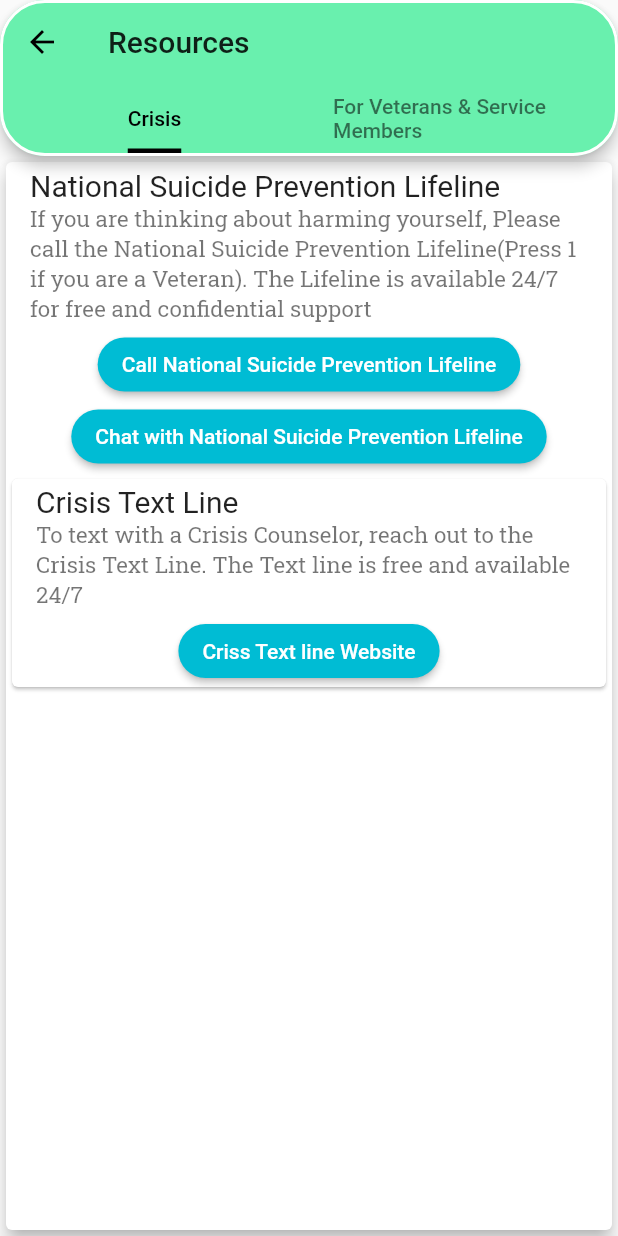
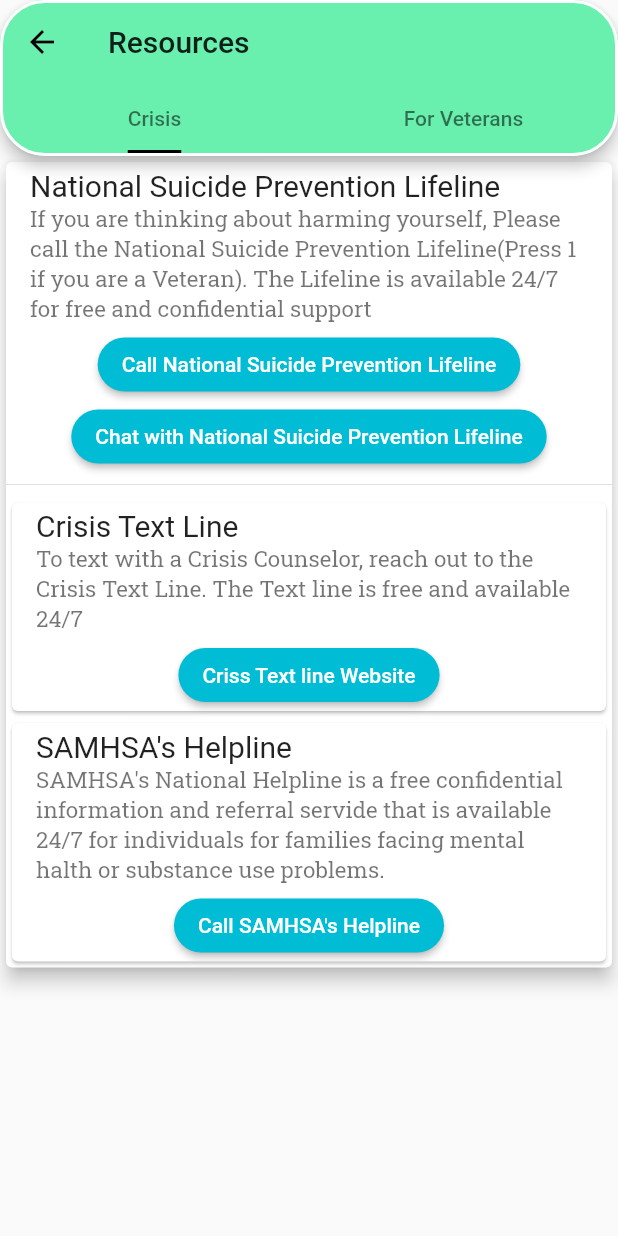
Before and after one commit to Kurama-tech/safety-ui, a Flutter app: the Resources screen opened by its route, on a phone screen of 412 x 824 dp. Run offline on Flutter 3.47's test engine with Material 2 defaults, Android fonts, the phone set to English and light mode, and no system bars; our stand-ins replace date_format, flare_flutter, flutter_local_notifications, flutter_speed_dial, google_fonts, rxdart and 2 more; accounts and stored records are empty; statements that could not run were skipped.

Commit message:
resources added

```diff
--- a/lib/view/resourcesView.dart
+++ b/lib/view/resourcesView.dart
@@ -2,8 +2,7 @@ import 'package:flutter/material.dart';
 import 'package:google_fonts/google_fonts.dart';
 import 'package:url_launcher/url_launcher.dart';
 
-import 'Appointments.dart';
-import 'Medications.dart';
+
 
 class Resources extends StatefulWidget {
   const Resources({key}) : super(key: key);
@@ -30,17 +29,17 @@ class _ResourcesState extends State<Resources> with TickerProviderStateMixin {
             borderRadius: BorderRadius.circular(30),
             side: BorderSide(width: 2, color: Colors.white)),
         bottom: TabBar(
-          indicator: UnderlineTabIndicator(borderSide: BorderSide(width: 5.0)),
+          indicator: UnderlineTabIndicator(borderSide: BorderSide(width: 4.0)),
           indicatorSize: TabBarIndicatorSize.label,
           unselectedLabelColor: Theme.of(context).unselectedWidgetColor,
-          labelColor: Theme.of(context).textTheme.headline4.color,
+          labelColor: Theme.of(context).textTheme.headline3.color,
           controller: _tabController,
           tabs: [
             Tab(
               child: Text("Crisis"),
             ),
             Tab(
-              child: Text("For Veterans & Service Members"),
+              child: Text("For Veterans"),
             ),
           ],
         ),
@@ -48,25 +47,30 @@ class _ResourcesState extends State<Resources> with TickerProviderStateMixin {
       body: TabBarView(
         controller: _tabController,
         children: <Widget>[
+
           Container(
+            child:SingleChildScrollView(
             child: Card(
               elevation: 5,
               clipBehavior: Clip.antiAlias,
               child: Column(children: [
                 ListTile(
-              //leading: Icon(Icons.label_important),
-                  title: const Text('National Suicide Prevention Lifeline',style:TextStyle(fontSize: 20) ,),
+                  //leading: Icon(Icons.label_important),
+                  title: const Text(
+                    'National Suicide Prevention Lifeline',
+                    style: TextStyle(fontSize: 20),
+                  ),
                   subtitle: Text(
                     'If you are thinking about harming yourself, Please call the National Suicide Prevention Lifeline(Press 1 if you are a Veteran). The Lifeline is available 24/7 for free and confidential support ',
-                   style: GoogleFonts.robotoSlab(fontSize: 15.0),
+                    style: GoogleFonts.robotoSlab(fontSize: 15.0),
                   ),
                 ),
                 ElevatedButton(
                   style: ButtonStyle(
-                      backgroundColor:
-                          MaterialStateProperty.all(Colors.cyan),shape: MaterialStateProperty.all<RoundedRectangleBorder>(RoundedRectangleBorder(borderRadius: BorderRadius.circular(18)))),
-
-
+                      backgroundColor: MaterialStateProperty.all(Colors.cyan),
+                      shape: MaterialStateProperty.all<RoundedRectangleBorder>(
+                          RoundedRectangleBorder(
+                              borderRadius: BorderRadius.circular(18)))),
                   onPressed: () {
                     launch('tel:18002738255');
                   },
@@ -74,28 +78,38 @@ class _ResourcesState extends State<Resources> with TickerProviderStateMixin {
                 ),
                 ElevatedButton(
                   style: ButtonStyle(
-                      backgroundColor:
-                          MaterialStateProperty.all(Colors.cyan),shape: MaterialStateProperty.all<RoundedRectangleBorder>(RoundedRectangleBorder(borderRadius: BorderRadius.circular(18)))),
+                      backgroundColor: MaterialStateProperty.all(Colors.cyan),
+                      shape: MaterialStateProperty.all<RoundedRectangleBorder>(
+                          RoundedRectangleBorder(
+                              borderRadius: BorderRadius.circular(18)))),
                   onPressed: () {
                     launch('https://suicidepreventionlifeline.org/chat/');
                   },
                   child: Text("Chat with National Suicide Prevention Lifeline"),
                 ),
+                Divider(),
                 Card(
                   child: Column(children: [
                     ListTile(
                       //leading: Icon(Icons.label_important),
-                      title: const Text('Crisis Text Line',style: TextStyle(fontSize: 20),),
+                      title: const Text(
+                        'Crisis Text Line',
+                        style: TextStyle(fontSize: 20),
+                      ),
                       subtitle: Text(
                         'To text with a Crisis Counselor, reach out to the Crisis Text Line. The Text line is free and available 24/7',
                         style: GoogleFonts.robotoSlab(fontSize: 15.0),
                       ),
                     ),
-
                     ElevatedButton(
                       style: ButtonStyle(
                           backgroundColor:
-                              MaterialStateProperty.all(Colors.cyan),shape: MaterialStateProperty.all<RoundedRectangleBorder>(RoundedRectangleBorder(borderRadius: BorderRadius.circular(18)))),
+                              MaterialStateProperty.all(Colors.cyan),
+                          shape:
+                              MaterialStateProperty.all<RoundedRectangleBorder>(
+                                  RoundedRectangleBorder(
+                                      borderRadius:
+                                          BorderRadius.circular(18)))),
                       onPressed: () {
                         launch('https://www.crisistextline.org/');
                       },
@@ -103,17 +117,54 @@ class _ResourcesState extends State<Resources> with TickerProviderStateMixin {
                     ),
                   ]),
                 ),
+                Card(
+                  clipBehavior: Clip.antiAlias,
+                  child: Column(children: [
+                    ListTile(
+                      //leading: Icon(Icons.label_important),
+                      title: const Text(
+                        "SAMHSA's Helpline",
+                        style: TextStyle(fontSize: 20),
+                      ),
+                      subtitle: Text(
+                        "SAMHSA's National Helpline is a free confidential information and referral servide that is available 24/7 for individuals for families facing mental halth or substance use problems.",
+                        style: GoogleFonts.robotoSlab(fontSize: 15.0),
+                      ),
+                    ),
+                    ElevatedButton(
+                      style: ButtonStyle(
+                          backgroundColor:
+                              MaterialStateProperty.all(Colors.cyan),
+                          shape:
+                              MaterialStateProperty.all<RoundedRectangleBorder>(
+                                  RoundedRectangleBorder(
+                                      borderRadius:
+                                          BorderRadius.circular(18)))),
+                      onPressed: () {
+                        launch('18006624357');
+                      },
+                      child: Text("Call SAMHSA's Helpline"),
+                    ),
+                  ]),
+                ),
               ]),
             ),
-          ),
-           Container(
+          ),),
+
+
+          Container(
+            child:SingleChildScrollView(
+
             child: Card(
 
               clipBehavior: Clip.antiAlias,
               child: Column(children: [
                 ListTile(
                   //leading: Icon(Icons.label_important),
-                  title: const Text('Find a VA Facility',style: TextStyle(fontSize: 20),),
+                  title: const Text(
+                    'Find a VA Facility',
+                    style: TextStyle(fontSize: 20),
+                  ),
                   subtitle: Text(
                     'The VA Offers a varierty of services including healthcare, counseling, and benefits. Click below to find your nearest VA location.',
                     style: GoogleFonts.robotoSlab(fontSize: 15.0),
@@ -121,31 +172,39 @@ class _ResourcesState extends State<Resources> with TickerProviderStateMixin {
                 ),
                 ElevatedButton(
                   style: ButtonStyle(
-                      backgroundColor:
-                          MaterialStateProperty.all(Colors.cyan),shape: MaterialStateProperty.all<RoundedRectangleBorder>(RoundedRectangleBorder(borderRadius: BorderRadius.circular(18)))),
+                      backgroundColor: MaterialStateProperty.all(Colors.cyan),
+                      shape: MaterialStateProperty.all<RoundedRectangleBorder>(
+                          RoundedRectangleBorder(
+                              borderRadius: BorderRadius.circular(18)))),
                   onPressed: () {
                     launch('https://www.va.gov/');
                   },
                   child: Text("Find a VA"),
                 ),
-
+                Divider(),
                 Card(
-
                   clipBehavior: Clip.antiAlias,
                   child: Column(children: [
                     ListTile(
                       //leading: Icon(Icons.label_important),
-                      title: const Text('Vet Centers',style: TextStyle(fontSize: 20),),
+                      title: const Text(
+                        'Vet Centers',
+                        style: TextStyle(fontSize: 20),
+                      ),
                       subtitle: Text(
                         'VetCenters also have care for Veterans, and continue to serve Veterans during any situation',
                         style: GoogleFonts.robotoSlab(fontSize: 15.0),
                       ),
                     ),
-
                     ElevatedButton(
                       style: ButtonStyle(
                           backgroundColor:
-                              MaterialStateProperty.all(Colors.cyan),shape: MaterialStateProperty.all<RoundedRectangleBorder>(RoundedRectangleBorder(borderRadius: BorderRadius.circular(18)))),
+                              MaterialStateProperty.all(Colors.cyan),
+                          shape:
+                              MaterialStateProperty.all<RoundedRectangleBorder>(
+                                  RoundedRectangleBorder(
+                                      borderRadius:
+                                          BorderRadius.circular(18)))),
                       onPressed: () {
                         launch('https://www.va.gov/find-locations');
                       },
@@ -153,10 +212,84 @@ class _ResourcesState extends State<Resources> with TickerProviderStateMixin {
                     ),
                   ]),
                 ),
+                Card(
+                  clipBehavior: Clip.antiAlias,
+                  child: Column(children: [
+                    ListTile(
+                      //leading: Icon(Icons.label_important),
+                      title: const Text(
+                        'VA Caregiver Support',
+                        style: TextStyle(fontSize: 20),
+                      ),
+                      subtitle: Text(
+                        "Find your VA's Caregiver Support Coordinator",
+                        style: GoogleFonts.robotoSlab(fontSize: 15.0),
+                      ),
+                    ),
+                    ElevatedButton(
+                      style: ButtonStyle(
+                          backgroundColor:
+                              MaterialStateProperty.all(Colors.cyan),
+                          shape:
+                              MaterialStateProperty.all<RoundedRectangleBorder>(
+                                  RoundedRectangleBorder(
+                                      borderRadius:
+                                          BorderRadius.circular(18)))),
+                      onPressed: () {
+                        launch('h18552603274');
+                      },
+                      child: Text("Call VA Caregiver Support Line"),
+                    ),
+                    ElevatedButton(
+                      style: ButtonStyle(
+                          backgroundColor:
+                              MaterialStateProperty.all(Colors.cyan),
+                          shape:
+                              MaterialStateProperty.all<RoundedRectangleBorder>(
+                                  RoundedRectangleBorder(
+                                      borderRadius:
+                                          BorderRadius.circular(18)))),
+                      onPressed: () {
+                        launch('https://www.caregiver.va.gov/');
+                      },
+                      child: Text("Visit VA Caregiver Support website"),
+                    ),
+                  ]),
+                ),
+                Card(
+                  clipBehavior: Clip.antiAlias,
+                  child: Column(children: [
+                    ListTile(
+                      //leading: Icon(Icons.label_important),
+                      title: const Text(
+                        'Women Veterans',
+                        style: TextStyle(fontSize: 20),
+                      ),
+                      subtitle: Text(
+                        'Women Veterans and their families can access a wide range of information and resources through the Center for Women Veterans(CWV), or can call or text the Women Veterans Call Center(WVCC)',
+                        style: GoogleFonts.robotoSlab(fontSize: 15.0),
+                      ),
+                    ),
+                    ElevatedButton(
+                      style: ButtonStyle(
+                          backgroundColor:
+                              MaterialStateProperty.all(Colors.cyan),
+                          shape:
+                              MaterialStateProperty.all<RoundedRectangleBorder>(
+                                  RoundedRectangleBorder(
+                                      borderRadius:
+                                          BorderRadius.circular(18)))),
+                      onPressed: () {
+                        launch('https://www.va.gov/womenvet/');
+                      },
+                      child: Text("Call Wvcc"),
+                    ),
+                  ]),
+                ),
               ]),
             ),
           ),
-
+          ),
         ],
       ),
     );
--- a/pubspec.yaml
+++ b/pubspec.yaml
@@ -41,6 +41,7 @@ dependencies:
   flutter_local_notifications: ^1.4.4+1
   shared_preferences: ^0.5.12+4
   flare_flutter: ^3.0.1
+  tab_indicator_styler: ^1.0.0
 
 
 dev_dependencies:
```
Also changed, not shown: pubspec.lock.
